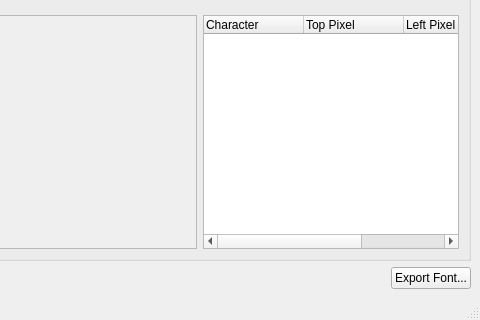
Qt form mainwindow.ui (ma7t3/OmsiFontGenerator) before a commit; both pictures show x 870 to 1350 and y 380 to 700 of the 1350 by 700 pixel window.
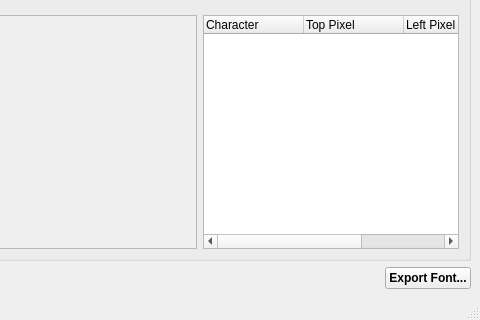
The same form after that commit. Custom widgets are drawn as their Qt base class.

Commit message: Bold "Export Font" button

What changed in the file:
```diff
--- a/mainwindow.ui
+++ b/mainwindow.ui
@@ -356,6 +356,11 @@
       </item>
       <item>
        <widget class="QPushButton" name="pbExportFont">
+        <property name="font">
+         <font>
+          <bold>true</bold>
+         </font>
+        </property>
         <property name="text">
          <string>Export Font...</string>
         </property>
```
